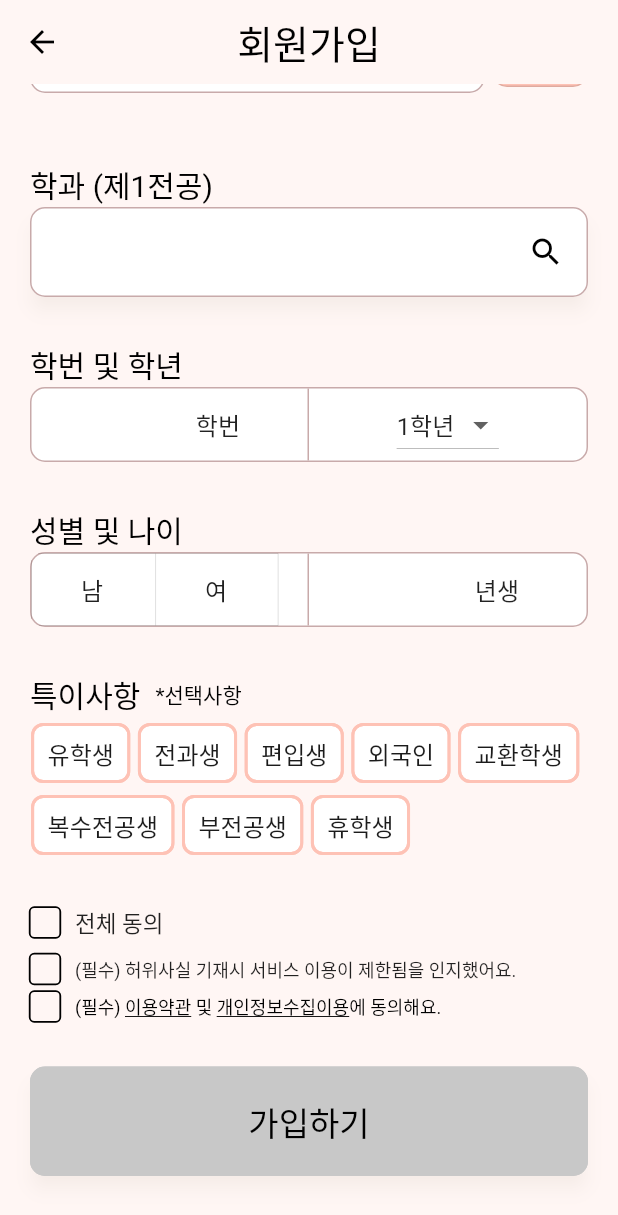
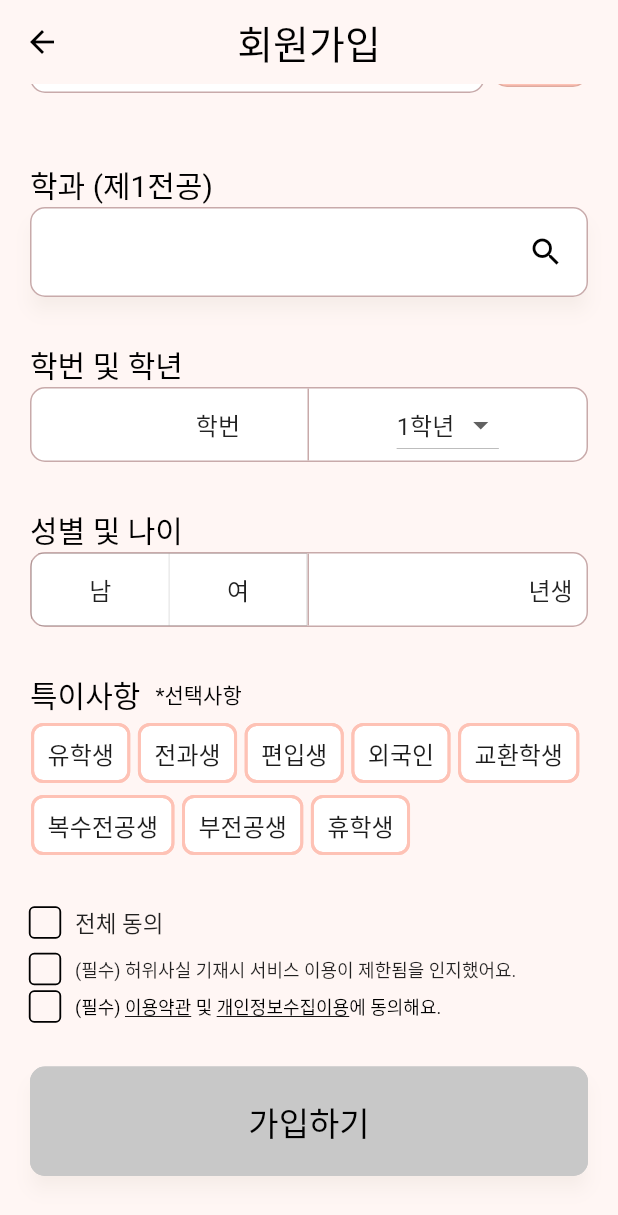
Before and after one commit to TEAM-LINRING/LINRING-FRONT, a Flutter app: the SignUpScreen screen opened by its route, scrolled down 668 dp, on a phone screen of 412 x 824 dp. Shown: the top 1215 px of the screen. Run offline on Flutter 3.47's test engine with Material 2 defaults, Android fonts, the phone set to English and light mode, and no system bars; our stand-ins replace carousel_slider, firebase_core, firebase_dynamic_links, flutter_dotenv, flutter_rating_bar, flutter_secure_storage; missing offline and left inert: omni_datetime_picker; accounts and stored records are empty; Roboto replaces fonts that are missing (Pretendard).

Commit message:
Fix: 성별선택 토글버튼 우측 여백 제거

```diff
--- a/lib/screens/signup_screen.dart
+++ b/lib/screens/signup_screen.dart
@@ -687,16 +687,21 @@ class _SignUpScreenState extends State<SignUpScreen> {
                       selectedColor: Colors.black,
                       borderWidth: 0,
                       //borderRadius: const BorderRadius.all(Radius.circular(10)),
-                      children: const [
-                        Padding(
-                            padding: EdgeInsets.fromLTRB(33, 5, 35, 5),
-                            child: Text(
+                      children: [
+                        SizedBox(
+                            width: (MediaQuery.of(context).size.width - 45) / 4,
+                            child: const Text(
                               '남',
                               style: TextStyle(fontSize: 16),
+                              textAlign: TextAlign.center,
                             )),
-                        Padding(
-                            padding: EdgeInsets.fromLTRB(33, 5, 34, 5),
-                            child: Text('여', style: TextStyle(fontSize: 16))),
+                        SizedBox(
+                            width: (MediaQuery.of(context).size.width - 45) / 4,
+                            child: const Text(
+                              '여',
+                              style: TextStyle(fontSize: 16),
+                              textAlign: TextAlign.center,
+                            )),
                       ],
                     ),
                   ),
@@ -720,9 +725,7 @@ class _SignUpScreenState extends State<SignUpScreen> {
                             disabledBorder: InputBorder.none,
                             hintText: null,
                             contentPadding: EdgeInsets.fromLTRB(48, 15, 0, 0),
-                          suffixIcon: Padding(
-                            padding: EdgeInsets.only(right: 45.0),
-                            child: Align(
+                            suffixIcon: Align(
                               alignment: Alignment.center,
                               widthFactor: 1.0,
                               heightFactor: 1.0,
@@ -732,14 +735,12 @@ class _SignUpScreenState extends State<SignUpScreen> {
                               ),
                             ),
                           ),
-                        ),
                           onChanged: (value) {
                             setState(() {
                               isSignUpButtonEnabled = checkFormValidity();
                             });
                           },
-                      ),
-                    ))
+                        )))
               ],
             ),
           ),
```
Lines whose indentation alone changed are shown as unchanged.
